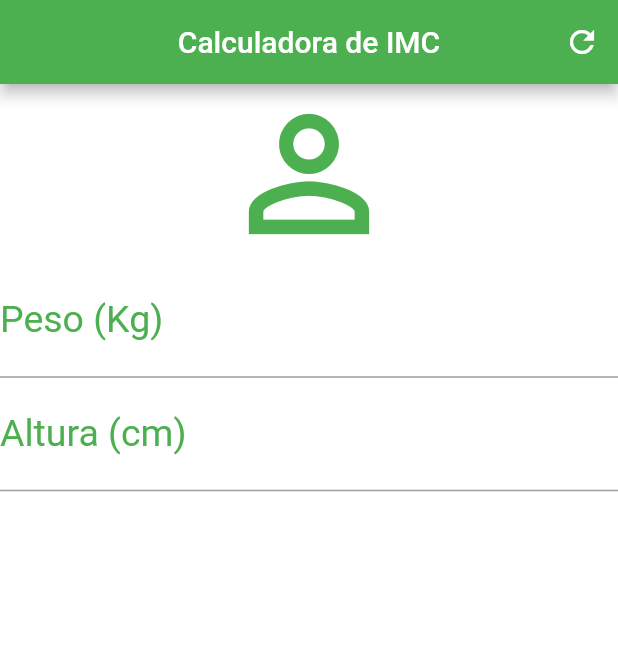
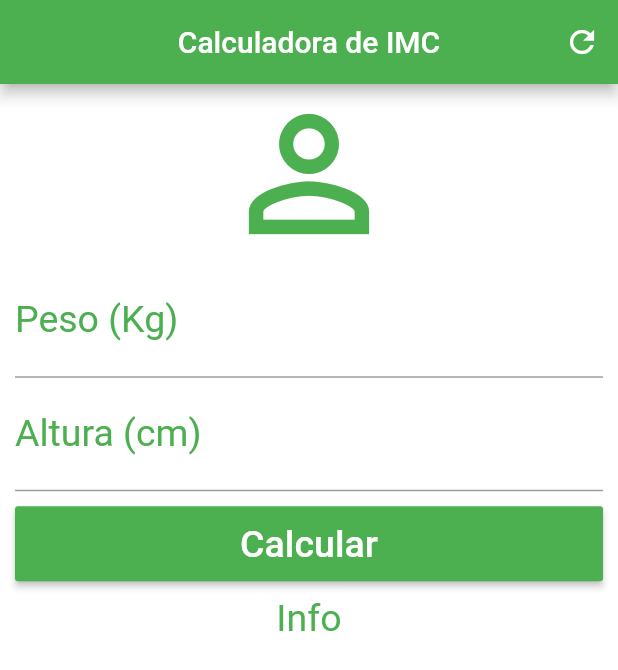
Before and after one commit to guialiveira/calculadora_imc, a Flutter app: the screen it shows after launch, on a phone screen of 412 x 824 dp. Shown: the top 670 px of the screen. Run offline on Flutter 3.47's test engine with Material 2 defaults, Android fonts, the phone set to English and light mode, and no system bars.

Commit message:
Layout completo.

```diff
--- a/lib/main.dart
+++ b/lib/main.dart
@@ -27,7 +27,9 @@ class _HomeState extends State<Home> {
           ],
         ),
         backgroundColor: Colors.white,
-      body: Column(
+        body: SingleChildScrollView(//SingleChildScrollView faz com que a tela possa rolar quando o teclado aparece
+          padding: EdgeInsets.fromLTRB(10.0, 0.0, 10.0, 0.0),
+          child: Column(
             crossAxisAlignment: CrossAxisAlignment.stretch,
             //stretch faz com que os componentes ocupem toda a largura, no caso os textos
             children: <Widget>[
@@ -47,9 +49,28 @@ class _HomeState extends State<Home> {
                     labelStyle: TextStyle(color: Colors.green)),
                 textAlign: TextAlign.center,
                 style: TextStyle(color: Colors.green, fontSize: 25.0),
+              ),
+              Padding(
+                padding: EdgeInsets.only(top: 10.0, bottom: 10.0),
+                child: Container(
+                  height: 50.0,
+                  child: RaisedButton(
+                    onPressed: () {},
+                    child: Text(
+                      "Calcular",
+                      style: TextStyle(color: Colors.white, fontSize: 25.0),
+                    ),
+                    color: Colors.green,
+                  ),
+                ),
+              ),
+              Text(
+                "Info",
+                textAlign: TextAlign.center,
+                style: TextStyle(color: Colors.green, fontSize: 25.0),
               )
             ],
           ),
-    );
+        ));
   }
 }
```
Lines whose indentation alone changed are shown as unchanged.
